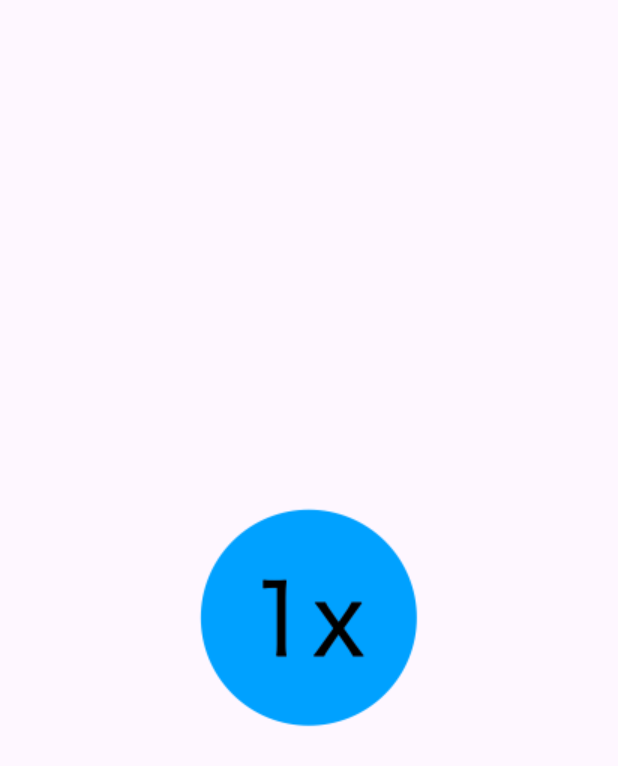
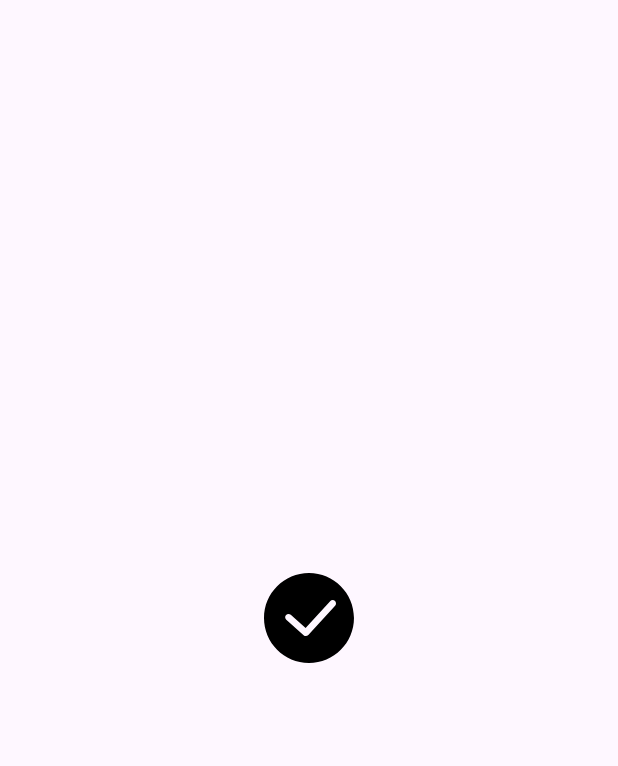
Before and after one commit to maeta187/flutter-introduction-to-practice, a Flutter app: the screen it shows after launch, on a phone screen of 412 x 824 dp. Shown: the top 766 px of the screen. Run offline on Flutter 3.47's test engine with Material 3 defaults, Android fonts, the light colour scheme and no system bars; our stand-ins replace flutter_svg; generated files the repository leaves out were written again.

Commit message:
✨ : Assetまとめ

```diff
--- a/lib/chapter04/asset.dart
+++ b/lib/chapter04/asset.dart
@@ -1,15 +1,30 @@
 import 'package:flutter/material.dart';
+import '../gen/assets.gen.dart';
+import 'dart:developer' as developer;
 
 export 'asset.dart';
 
+// 環境変数から値を参照
+const endpoint = String.fromEnvironment('apiEndpoint');
+const logLevel = int.fromEnvironment('logLevel');
+const enableDebugMenu = bool.fromEnvironment('enableDebugMenu');
+
 class Asset extends StatelessWidget {
   const Asset({super.key});
-
   @override
   Widget build(BuildContext context) {
+    developer.log('endpoint: $endpoint');
+    developer.log('logLevel: $logLevel');
+    developer.log('enableDebugMenu: $enableDebugMenu');
     return Scaffold(
         body: Center(
-      child: Image.asset('assets/circle.png'),
+      // child: Image.asset('assets/circle.png'),
+      // flutter_genで生成したAssetsクラスを使用する
+      // child: Assets.circle.image(),
+      child: Assets.check.svg(
+        width: 72,
+        height: 72,
+      ),
     ));
   }
 }
```
